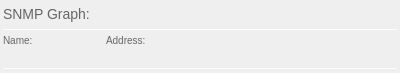
This is Tools/snmpgraphwindow.ui in renatoferreirarenatoferreira/quickmon as Qt 5 draws it before an edit. The edited form follows.
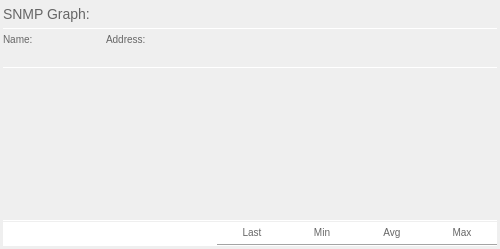
This is the edited form. Custom widgets are drawn as their Qt base class.

Commit message: Introducing the SNMPGraph tool.

Diff of the .ui file:
```diff
--- a/Tools/snmpgraphwindow.ui
+++ b/Tools/snmpgraphwindow.ui
@@ -6,10 +6,22 @@
    <rect>
     <x>0</x>
     <y>0</y>
-    <width>400</width>
-    <height>73</height>
+    <width>500</width>
+    <height>249</height>
    </rect>
   </property>
+  <property name="minimumSize">
+   <size>
+    <width>500</width>
+    <height>0</height>
+   </size>
+  </property>
+  <property name="maximumSize">
+   <size>
+    <width>500</width>
+    <height>16777215</height>
+   </size>
+  </property>
   <property name="windowTitle">
    <string>Form</string>
   </property>
@@ -182,8 +194,226 @@
      </property>
     </widget>
    </item>
+   <item>
+    <widget class="QCustomPlot" name="plotSNMPGraph" native="true">
+     <property name="sizePolicy">
+      <sizepolicy hsizetype="Preferred" vsizetype="Fixed">
+       <horstretch>0</horstretch>
+       <verstretch>0</verstretch>
+      </sizepolicy>
+     </property>
+     <property name="minimumSize">
+      <size>
+       <width>0</width>
+       <height>150</height>
+      </size>
+     </property>
+    </widget>
+   </item>
+   <item>
+    <widget class="Line" name="line_3">
+     <property name="styleSheet">
+      <string notr="true">color: rgb(255, 255, 255);</string>
+     </property>
+     <property name="frameShadow">
+      <enum>QFrame::Plain</enum>
+     </property>
+     <property name="orientation">
+      <enum>Qt::Horizontal</enum>
+     </property>
+    </widget>
+   </item>
+   <item>
+    <layout class="QVBoxLayout" name="layoutLegendItems">
+     <property name="spacing">
+      <number>0</number>
+     </property>
+     <item>
+      <layout class="QHBoxLayout" name="horizontalLayout_2">
+       <property name="spacing">
+        <number>0</number>
+       </property>
+       <item>
+        <widget class="QFrame" name="frame">
+         <property name="styleSheet">
+          <string notr="true">background: rgb(255, 255, 255);</string>
+         </property>
+        </widget>
+       </item>
+       <item>
+        <layout class="QVBoxLayout" name="verticalLayout_6">
+         <property name="spacing">
+          <number>0</number>
+         </property>
+         <item>
+          <layout class="QHBoxLayout" name="horizontalLayout_6">
+           <property name="spacing">
+            <number>0</number>
+           </property>
+           <item>
+            <widget class="QLabel" name="label">
+             <property name="sizePolicy">
+              <sizepolicy hsizetype="Fixed" vsizetype="Preferred">
+               <horstretch>0</horstretch>
+               <verstretch>0</verstretch>
+              </sizepolicy>
+             </property>
+             <property name="minimumSize">
+              <size>
+               <width>70</width>
+               <height>0</height>
+              </size>
+             </property>
+             <property name="maximumSize">
+              <size>
+               <width>70</width>
+               <height>16777215</height>
+              </size>
+             </property>
+             <property name="styleSheet">
+              <string notr="true">font: 10px;
+color: rgb(102, 102, 102);
+background: rgb(255, 255, 255);</string>
+             </property>
+             <property name="text">
+              <string>Last</string>
+             </property>
+             <property name="alignment">
+              <set>Qt::AlignCenter</set>
+             </property>
+            </widget>
+           </item>
+           <item>
+            <widget class="QLabel" name="label_4">
+             <property name="sizePolicy">
+              <sizepolicy hsizetype="Fixed" vsizetype="Preferred">
+               <horstretch>0</horstretch>
+               <verstretch>0</verstretch>
+              </sizepolicy>
+             </property>
+             <property name="minimumSize">
+              <size>
+               <width>70</width>
+               <height>0</height>
+              </size>
+             </property>
+             <property name="maximumSize">
+              <size>
+               <width>70</width>
+               <height>16777215</height>
+              </size>
+             </property>
+             <property name="styleSheet">
+              <string notr="true">font: 10px;
+color: rgb(102, 102, 102);
+background: rgb(255, 255, 255);</string>
+             </property>
+             <property name="text">
+              <string>Min</string>
+             </property>
+             <property name="alignment">
+              <set>Qt::AlignCenter</set>
+             </property>
+            </widget>
+           </item>
+           <item>
+            <widget class="QLabel" name="label_6">
+             <property name="sizePolicy">
+              <sizepolicy hsizetype="Fixed" vsizetype="Preferred">
+               <horstretch>0</horstretch>
+               <verstretch>0</verstretch>
+              </sizepolicy>
+             </property>
+             <property name="minimumSize">
+              <size>
+               <width>70</width>
+               <height>0</height>
+              </size>
+             </property>
+             <property name="maximumSize">
+              <size>
+               <width>70</width>
+               <height>16777215</height>
+              </size>
+             </property>
+             <property name="styleSheet">
+              <string notr="true">font: 10px;
+color: rgb(102, 102, 102);
+background: rgb(255, 255, 255);</string>
+             </property>
+             <property name="text">
+              <string>Avg</string>
+             </property>
+             <property name="alignment">
+              <set>Qt::AlignCenter</set>
+             </property>
+            </widget>
+           </item>
+           <item>
+            <widget class="QLabel" name="label_7">
+             <property name="sizePolicy">
+              <sizepolicy hsizetype="Fixed" vsizetype="Preferred">
+               <horstretch>0</horstretch>
+               <verstretch>0</verstretch>
+              </sizepolicy>
+             </property>
+             <property name="minimumSize">
+              <size>
+               <width>70</width>
+               <height>0</height>
+              </size>
+             </property>
+             <property name="maximumSize">
+              <size>
+               <width>70</width>
+               <height>16777215</height>
+              </size>
+             </property>
+             <property name="styleSheet">
+              <string notr="true">font: 10px;
+color: rgb(102, 102, 102);
+background: rgb(255, 255, 255);</string>
+             </property>
+             <property name="text">
+              <string>Max</string>
+             </property>
+             <property name="alignment">
+              <set>Qt::AlignCenter</set>
+             </property>
+            </widget>
+           </item>
+          </layout>
+         </item>
+         <item>
+          <widget class="Line" name="line_4">
+           <property name="styleSheet">
+            <string notr="true">color: rgb(164, 164, 164);
+background-color: rgb(255, 255, 255);</string>
+           </property>
+           <property name="frameShadow">
+            <enum>QFrame::Plain</enum>
+           </property>
+           <property name="orientation">
+            <enum>Qt::Horizontal</enum>
+           </property>
+          </widget>
+         </item>
+        </layout>
+       </item>
+      </layout>
+     </item>
+    </layout>
+   </item>
   </layout>
  </widget>
+ <customwidgets>
+  <customwidget>
+   <class>QCustomPlot</class>
+   <extends>QWidget</extends>
+   <header>../qcustomplot/qcustomplot.h</header>
+   <container>1</container>
+  </customwidget>
+ </customwidgets>
  <resources/>
  <connections/>
 </ui>
```
The commit also changes 7 other files.
